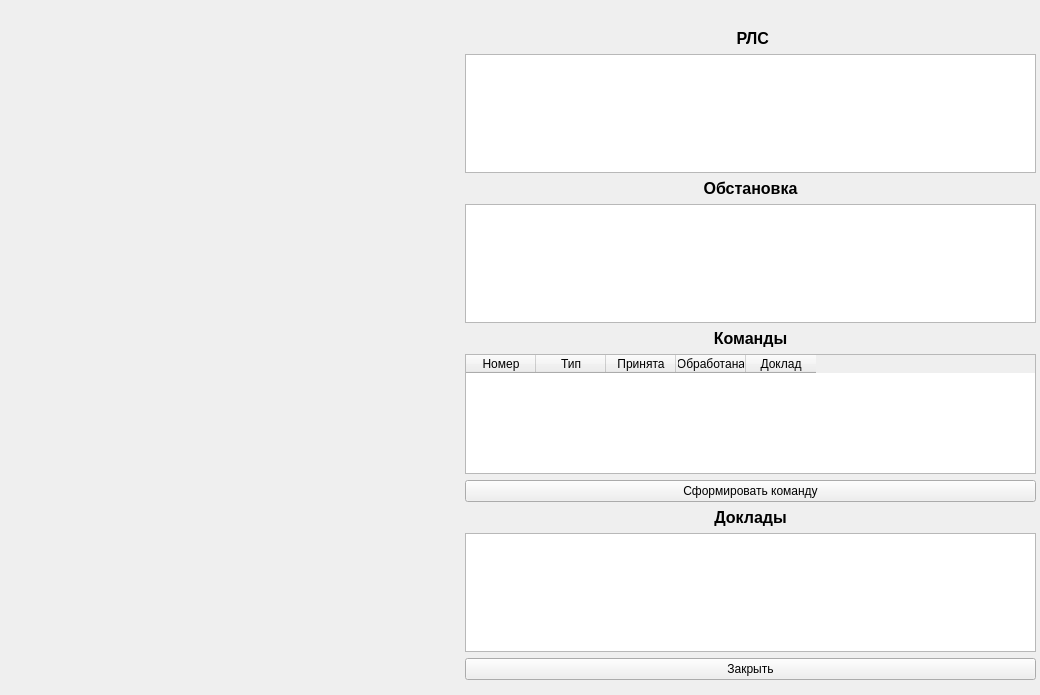
The window that window.ui (YanaTurKli/ImitatorExchange) describes before a commit, drawn with Qt 5.
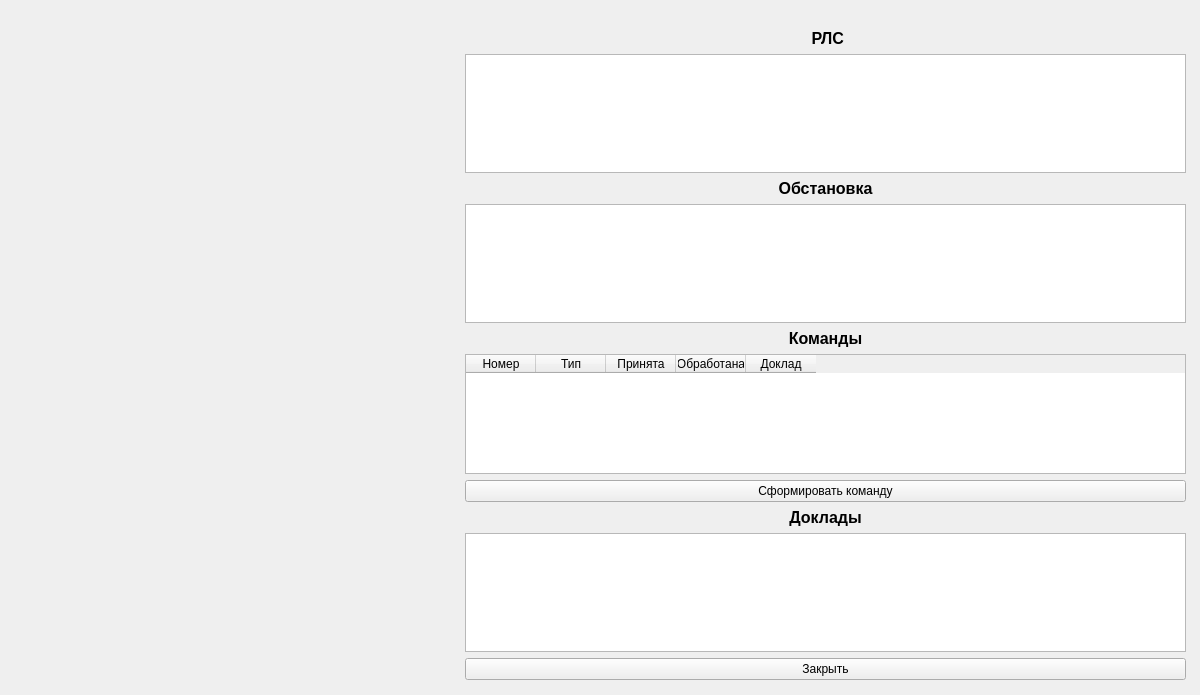
The same window after the commit.

Diff of the .ui file:
```diff
--- a/window.ui
+++ b/window.ui
@@ -6,7 +6,7 @@
    <rect>
     <x>0</x>
     <y>0</y>
-    <width>1040</width>
+    <width>1200</width>
     <height>695</height>
    </rect>
   </property>
@@ -27,7 +27,7 @@
     <rect>
      <x>455</x>
      <y>9</y>
-     <width>581</width>
+     <width>741</width>
      <height>681</height>
     </rect>
    </property>
@@ -43,7 +43,7 @@
       <rect>
        <x>10</x>
        <y>20</y>
-       <width>571</width>
+       <width>721</width>
        <height>651</height>
       </rect>
      </property>
@@ -117,8 +117,14 @@
       </item>
       <item>
        <widget class="QTableWidget" name="IUStableObject">
+        <attribute name="horizontalHeaderMinimumSectionSize">
+         <number>20</number>
+        </attribute>
         <attribute name="horizontalHeaderDefaultSectionSize">
-         <number>70</number>
+         <number>60</number>
+        </attribute>
+        <attribute name="verticalHeaderMinimumSectionSize">
+         <number>20</number>
         </attribute>
        </widget>
       </item>
```
